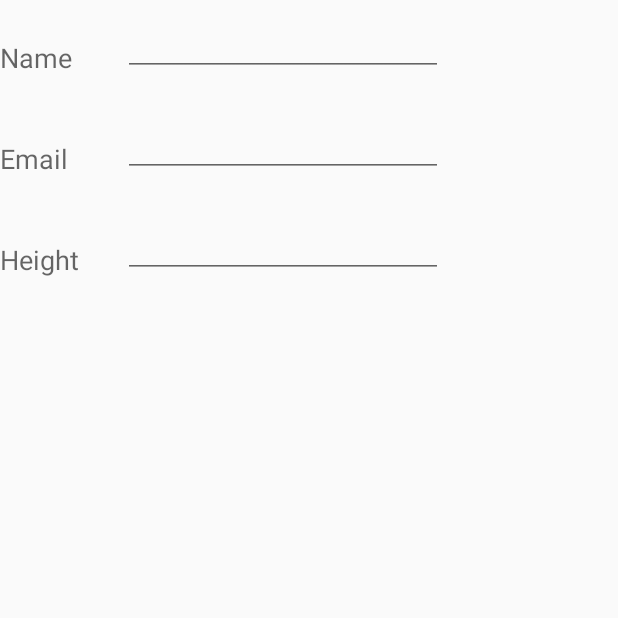
After one commit to ChrystianMelo/BlindHelper, an Android app: the Signing screen opened directly, with no data from a screen before it, on a phone screen of 412 x 824 dp, the top half of it. The commit adds this screen. Run offline under Robolectric (Android 15) with nearby library versions, the phone set to English and light mode, and no system bars; 3 statements that could not run were skipped.

Commit message:
Sua mensagem de commit

```diff
--- a/BlindHelperApp/app/src/main/AndroidManifest.xml
+++ b/BlindHelperApp/app/src/main/AndroidManifest.xml
@@ -25,6 +25,7 @@
         </activity>
         <activity android:name=".Bluetooth" />
         <activity android:name=".Bluetooth2" />
+        <activity android:name=".Signing" />
         <activity android:name=".BluetoothDiscoveredDevices" />
 
 
--- /dev/null
+++ b/BlindHelperApp/app/src/main/java/com/coltec/cfgs/blindhelper/DBHelper.java
@@ -0,0 +1,96 @@
+package com.coltec.cfgs.blindhelper;
+
+import java.util.ArrayList;
+import java.util.HashMap;
+import java.util.Hashtable;
+import android.content.ContentValues;
+import android.content.Context;
+import android.database.Cursor;
+import android.database.DatabaseUtils;
+import android.database.sqlite.SQLiteOpenHelper;
+import android.database.sqlite.SQLiteDatabase;
+
+public class DBHelper extends SQLiteOpenHelper {
+
+    public static final String DATABASE_NAME = "UserInfoDB.db";
+    public static final String TABLE_NAME = "userInfo";
+    public static final String COLUMN_ID = "id";
+    public static final String COLUMN_NAME = "name";
+    public static final String COLUMN_EMAIL = "email";
+    public static final String COLUMN_HEIGHT = "height";
+    private HashMap hp;
+
+    public DBHelper(Context context) {
+        super(context, DATABASE_NAME , null, 1);
+    }
+
+    @Override
+    public void onCreate(SQLiteDatabase db) {
+        // TODO Auto-generated method stub
+        db.execSQL(
+                "create table userInfo " +
+                        "(id integer primary key, name text, email text, height text)"
+        );
+    }
+
+    @Override
+    public void onUpgrade(SQLiteDatabase db, int oldVersion, int newVersion) {
+        // TODO Auto-generated method stub
+        db.execSQL("DROP TABLE IF EXISTS userInfo");
+        onCreate(db);
+    }
+
+    public boolean insertInfo (String name, String email, String height) {
+        SQLiteDatabase db = this.getWritableDatabase();
+        ContentValues contentValues = new ContentValues();
+        contentValues.put("name", name);
+        contentValues.put("email", email);
+        contentValues.put("height", height);
+        db.insert("userInfo", null, contentValues);
+        return true;
+    }
+
+    public Cursor getData(int id) {
+        SQLiteDatabase db = this.getReadableDatabase();
+        Cursor res =  db.rawQuery( "select * from userInfo where id="+id+"", null );
+        return res;
+    }
+
+    public int numberOfRows(){
+        SQLiteDatabase db = this.getReadableDatabase();
+        int numRows = (int) DatabaseUtils.queryNumEntries(db, TABLE_NAME);
+        return numRows;
+    }
+
+    public boolean updateInfo (Integer id, String name, String email, String height) {
+        SQLiteDatabase db = this.getWritableDatabase();
+        ContentValues contentValues = new ContentValues();
+        contentValues.put("name", name);
+        contentValues.put("email", email);
+        contentValues.put("height", height);
+        db.update("userInfo", contentValues, "id = ? ", new String[] { Integer.toString(id) } );
+        return true;
+    }
+
+    public Integer deleteInfo (Integer id) {
+        SQLiteDatabase db = this.getWritableDatabase();
+        return db.delete("userInfo",
+                "id = ? ",
+                new String[] { Integer.toString(id) });
+    }
+
+    public ArrayList<String> getAllInfo() {
+        ArrayList<String> array_list = new ArrayList<String>();
+
+        //hp = new HashMap();
+        SQLiteDatabase db = this.getReadableDatabase();
+        Cursor res =  db.rawQuery( "select * from userInfo", null );
+        res.moveToFirst();
+
+        while(res.isAfterLast() == false){
+            array_list.add(res.getString(res.getColumnIndex(COLUMN_NAME)));
+            res.moveToNext();
+        }
+        return array_list;
+    }
+}
--- /dev/null
+++ b/BlindHelperApp/app/src/main/java/com/coltec/cfgs/blindhelper/Signing.java
@@ -0,0 +1,75 @@
+package com.coltec.cfgs.blindhelper;
+
+import android.os.Bundle;
+import android.app.Activity;
+import android.app.AlertDialog;
+
+import android.content.DialogInterface;
+import android.content.Intent;
+import android.database.Cursor;
+
+import android.view.Menu;
+import android.view.MenuItem;
+import android.view.View;
+
+import android.widget.Button;
+import android.widget.TextView;
+import android.widget.Toast;
+
+
+/**
+ * Developed by Chrystian Melo
+ */
+
+public class Signing extends Activity {
+
+    private DBHelper userDB;
+
+    TextView name;
+    TextView email;
+    TextView height;
+    int id_To_Update = 0;
+    boolean first;
+
+    @Override
+    protected void onCreate(Bundle savedInstanceState) {
+        super.onCreate(savedInstanceState);
+        setContentView(R.layout.sign);
+        name = (TextView) findViewById(R.id.editTextName);
+        email = (TextView) findViewById(R.id.editTextEmail);
+        height = (TextView) findViewById(R.id.editTextHeight);
+
+        userDB = new DBHelper(this);
+
+        first = userDB.numberOfRows()> 0;
+
+        if(!first) {
+            //means this is the view part not the add contact part.
+            Cursor rs = userDB.getData(0);
+            id_To_Update = 0;
+            rs.moveToFirst();
+
+            String nam = rs.getString(rs.getColumnIndex(DBHelper.COLUMN_NAME));
+            String emai = rs.getString(rs.getColumnIndex(DBHelper.COLUMN_EMAIL));
+            String heigh = rs.getString(rs.getColumnIndex(DBHelper.COLUMN_HEIGHT));
+
+            if (!rs.isClosed())  {
+                rs.close();
+            }
+            Button b = (Button)findViewById(R.id.button1);
+            b.setVisibility(View.INVISIBLE);
+
+            name.setText((CharSequence)nam);
+            name.setFocusable(false);
+            name.setClickable(false);
+
+            email.setText((CharSequence)emai);
+            email.setFocusable(false);
+            email.setClickable(false);
+
+            height.setText((CharSequence)heigh);
+            height.setFocusable(false);
+            height.setClickable(false);
+        }
+    }
+}
--- /dev/null
+++ b/BlindHelperApp/app/src/main/res/layout/sign.xml
@@ -0,0 +1,85 @@
+<?xml version="1.0" encoding="utf-8"?>
+<ScrollView xmlns:android="http://schemas.android.com/apk/res/android"
+    xmlns:tools="http://schemas.android.com/tools"
+    android:id="@+id/scrollView1"
+    android:layout_width="match_parent"
+    android:layout_height="wrap_content"
+    tools:context=".Signing" >
+
+    <RelativeLayout
+        android:layout_width="match_parent"
+        android:layout_height="370dp">
+
+        <EditText
+            android:id="@+id/editTextName"
+            android:layout_width="wrap_content"
+            android:layout_height="wrap_content"
+            android:layout_alignParentLeft="true"
+            android:layout_marginTop="5dp"
+            android:layout_marginLeft="82dp"
+            android:ems="10"
+            android:inputType="text" >
+        </EditText>
+
+        <EditText
+            android:id="@+id/editTextEmail"
+            android:layout_width="wrap_content"
+            android:layout_height="wrap_content"
+            android:layout_alignLeft="@+id/editTextName"
+            android:layout_below="@+id/editTextName"
+            android:layout_marginTop="22dp"
+            android:ems="10"
+            android:text=""
+            android:inputType="textEmailAddress" />
+
+        <EditText
+            android:id="@+id/editTextHeight"
+            android:layout_width="wrap_content"
+            android:layout_height="wrap_content"
+            android:layout_alignLeft="@+id/editTextName"
+            android:layout_below="@+id/editTextEmail"
+            android:layout_marginTop="22dp"
+            android:ems="10"
+            android:inputType="numberDecimal" />
+
+        <TextView
+            android:id="@+id/textView1"
+            android:layout_width="wrap_content"
+            android:layout_height="wrap_content"
+            android:layout_alignBottom="@+id/editTextName"
+            android:layout_alignParentLeft="true"
+            android:text="@string/name"
+            android:textAppearance="?android:attr/textAppearanceMedium" />
+
+        <Button
+            android:id="@+id/button1"
+            android:layout_width="wrap_content"
+            android:layout_height="wrap_content"
+            android:layout_centerHorizontal="true"
+            android:layout_alignParentBottom="true"
+            android:layout_marginBottom="28dp"
+            android:onClick="run"
+            android:text="@string/save" />
+
+        <TextView
+            android:id="@+id/textView2"
+            android:layout_width="wrap_content"
+            android:layout_height="wrap_content"
+            android:layout_alignBottom="@+id/editTextEmail"
+            android:layout_alignLeft="@+id/textView1"
+            android:text="@string/email"
+            android:textAppearance="?android:attr/textAppearanceMedium" />
+
+        <TextView
+            android:id="@+id/textView3"
+            android:layout_width="wrap_content"
+            android:layout_height="wrap_content"
+            android:layout_alignBottom="@+id/editTextHeight"
+            android:layout_alignLeft="@+id/textView2"
+            android:text="@string/height"
+            android:textAppearance="?android:attr/textAppearanceMedium" />
+
+        <requestFocus />
+
+    </RelativeLayout>
+</ScrollView>
--- a/BlindHelperApp/app/src/main/res/values/strings.xml
+++ b/BlindHelperApp/app/src/main/res/values/strings.xml
@@ -1,3 +1,16 @@
 <resources>
     <string name="app_name">BlindHelper</string>
+    <string name="action_settings">Settings</string>
+    <string name="hello_world">Hello world!</string>
+    <string name="Add_New">Add New</string>
+    <string name="edit">Edit Info</string>
+    <string name="delete">Delete Info</string>
+    <string name="title_activity_display_info">DisplayInfo</string>
+    <string name="name">Name</string>
+    <string name="email">Email</string>
+    <string name="height">Height</string>
+    <string name="save">Save Info</string>
+    <string name="deleteInfo">Are you sure, you want to delete it.</string>
+    <string name="yes">Yes</string>
+    <string name="no">No</string>
 </resources>
```
Also changed, not shown: BlindHelperApp/app/src/main/java/com/coltec/cfgs/blindhelper/MainActivity.java (+15 -1 lines), BlindHelperApp/app/src/main/res/layout/activity_display_info.xml (added, +84 -0 lines), BlindHelperApp/app/src/main/res/layout/activity_main.xml (+14 -1 lines).
